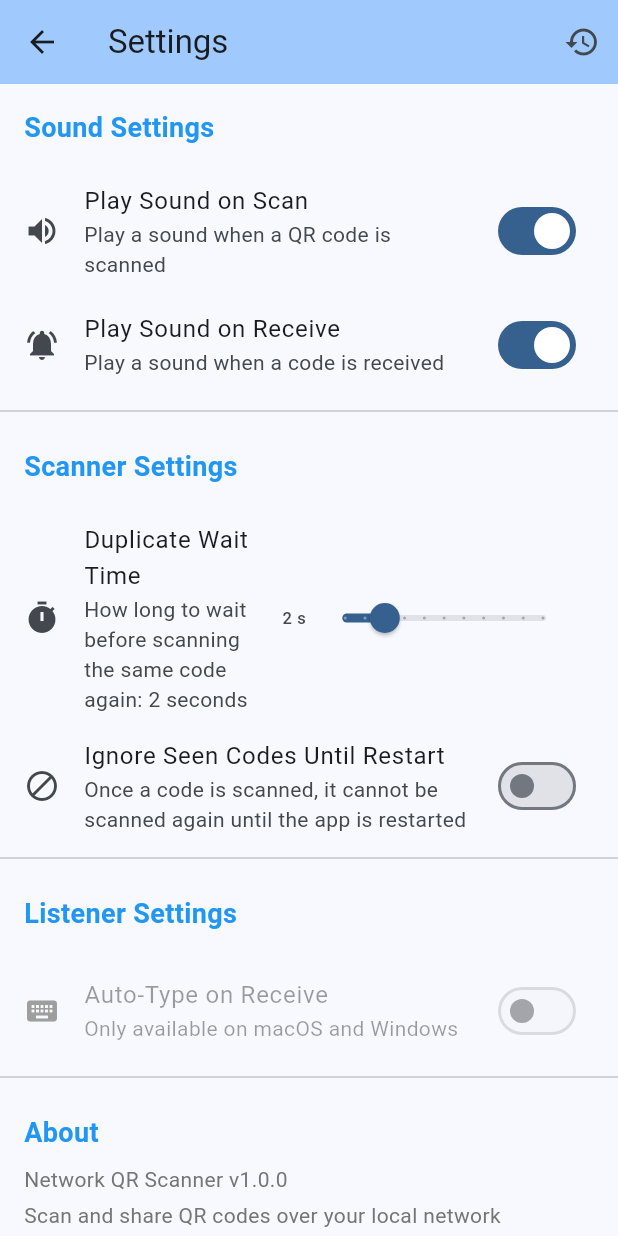
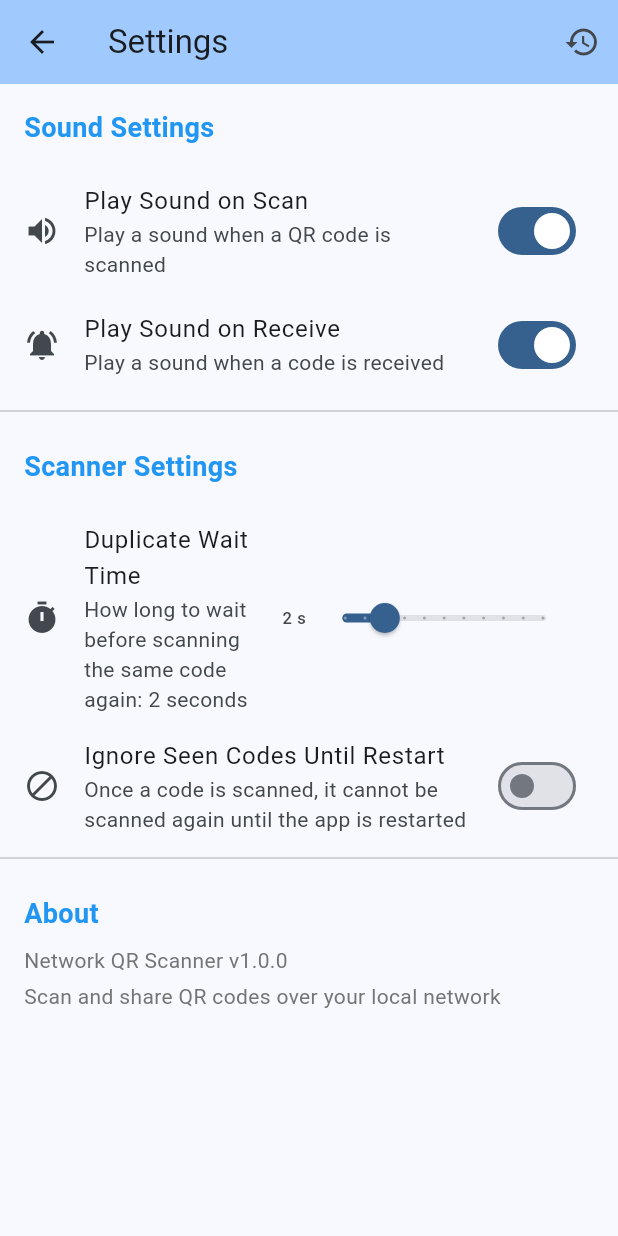
Before and after one commit to hrueger/network_barcode_scanner, a Flutter app: the screen it shows after launch, after a tap on the "settings" icon, on a phone screen of 412 x 824 dp. Run offline on Flutter 3.47's test engine with Material 3 defaults, Android fonts, the phone set to English and light mode, and no system bars; our stand-ins replace audioplayers, permission_handler, shared_preferences; missing offline and left inert: keypress_simulator, mobile_scanner.

Commit message:
feat: skip start screen and go to main screen directly

```diff
--- a/lib/main.dart
+++ b/lib/main.dart
@@ -1,7 +1,8 @@
+import 'dart:io';
+
 import 'package:flutter/material.dart';
 import 'screens/scanner_screen.dart';
 import 'screens/listener_screen.dart';
-import 'screens/settings_screen.dart';
 import 'services/settings_service.dart';
 
 void main() async {
@@ -15,89 +16,19 @@ class MyApp extends StatelessWidget {
 
   @override
   Widget build(BuildContext context) {
+    // Determine the home screen based on platform
+    final bool isMobile = Platform.isAndroid || Platform.isIOS;
+    final Widget homeScreen = isMobile
+        ? const ScannerScreen()
+        : const ListenerScreen();
+
     return MaterialApp(
       title: 'Network QR Scanner',
       theme: ThemeData(
         colorScheme: ColorScheme.fromSeed(seedColor: Colors.blue),
         useMaterial3: true,
       ),
-      home: const ModeSelectionScreen(),
+      home: homeScreen,
     );
   }
 }
-
-class ModeSelectionScreen extends StatelessWidget {
-  const ModeSelectionScreen({super.key});
-
-  @override
-  Widget build(BuildContext context) {
-    return Scaffold(
-      appBar: AppBar(
-        title: const Text('Network QR Scanner'),
-        backgroundColor: Theme.of(context).colorScheme.inversePrimary,
-        actions: [
-          IconButton(
-            icon: const Icon(Icons.settings),
-            onPressed: () {
-              Navigator.push(
-                context,
-                MaterialPageRoute(builder: (context) => const SettingsScreen()),
-              );
-            },
-            tooltip: 'Settings',
-          ),
-        ],
-      ),
-      body: Center(
-        child: Padding(
-          padding: const EdgeInsets.all(32.0),
-          child: Column(
-            mainAxisAlignment: MainAxisAlignment.center,
-            children: [
-              const Icon(Icons.qr_code_scanner, size: 100, color: Colors.blue),
-              const SizedBox(height: 40),
-              const Text(
-                'Select Mode',
-                style: TextStyle(fontSize: 24, fontWeight: FontWeight.bold),
-              ),
-              const SizedBox(height: 40),
-              ElevatedButton.icon(
-                onPressed: () {
-                  Navigator.push(
-                    context,
-                    MaterialPageRoute(
-                      builder: (context) => const ScannerScreen(),
-                    ),
-                  );
-                },
-                icon: const Icon(Icons.qr_code_scanner),
-                label: const Text('Scanner'),
-                style: ElevatedButton.styleFrom(
-                  minimumSize: const Size(200, 60),
-                  textStyle: const TextStyle(fontSize: 18),
-                ),
-              ),
-              const SizedBox(height: 20),
-              ElevatedButton.icon(
-                onPressed: () {
-                  Navigator.push(
-                    context,
-                    MaterialPageRoute(
-                      builder: (context) => const ListenerScreen(),
-                    ),
-                  );
-                },
-                icon: const Icon(Icons.wifi),
-                label: const Text('Listener'),
-                style: ElevatedButton.styleFrom(
-                  minimumSize: const Size(200, 60),
-                  textStyle: const TextStyle(fontSize: 18),
-                ),
-              ),
-            ],
-          ),
-        ),
-      ),
-    );
-  }
-}
--- a/lib/screens/settings_screen.dart
+++ b/lib/screens/settings_screen.dart
@@ -122,6 +122,7 @@ class _SettingsScreenState extends State<SettingsScreen> {
             },
             secondary: const Icon(Icons.notifications_active),
           ),
+          if (Platform.isAndroid || Platform.isIOS) ...[
             const Divider(),
             const Padding(
               padding: EdgeInsets.all(16.0),
@@ -182,6 +183,8 @@ class _SettingsScreenState extends State<SettingsScreen> {
               secondary: const Icon(Icons.block),
             ),
             const Divider(),
+          ],
+          if (Platform.isMacOS || Platform.isLinux || Platform.isWindows) ...[
             const Padding(
               padding: EdgeInsets.all(16.0),
               child: Text(
@@ -241,6 +244,7 @@ class _SettingsScreenState extends State<SettingsScreen> {
                 ),
               ),
             const Divider(),
+          ],
           Padding(
             padding: const EdgeInsets.all(16.0),
             child: Column(
```
Lines whose indentation alone changed are shown as unchanged.
